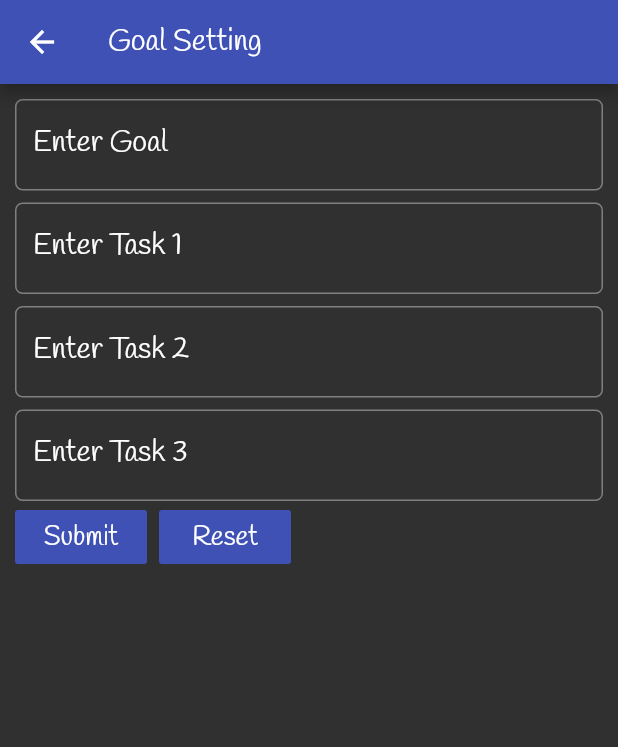
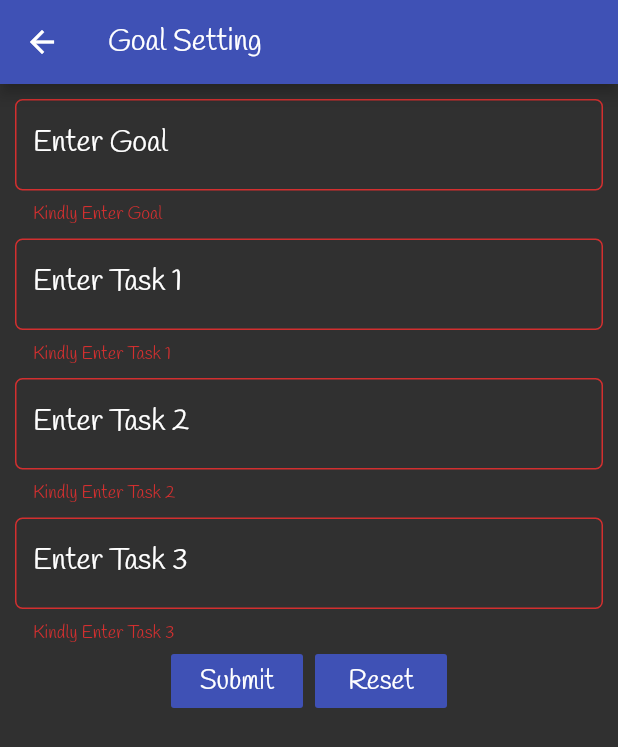
Before and after one commit to nkmwambs/youth_app_dart_flutter, a Flutter app: the GoalSettingForm screen opened by its route, after a tap on "Submit", on a phone screen of 412 x 824 dp. Shown: the top 747 px of the screen. Run offline on Flutter 3.47's test engine with Material 2 defaults, Android fonts, the phone set to English and light mode, and no system bars; our stand-ins replace awesome_dialog, get_it, google_fonts.

Commit message:
Implemented picking the values from TextEditingControllers and rest button

```diff
--- a/lib/screens/goal_setting_form.dart
+++ b/lib/screens/goal_setting_form.dart
@@ -9,81 +9,96 @@ class GoalSettingForm extends StatefulWidget {
 class _GoalSettingFormState extends State<GoalSettingForm> {
   final _formKey = GlobalKey<FormState>();
 
-  TextEditingController _goalTxtBox= TextEditingController();
+  final _goalTxtBox = TextEditingController();
 
-  TextEditingController _taskOne= TextEditingController();
+  final _taskOne = TextEditingController();
 
-  TextEditingController _taskTwo= TextEditingController();
+  final _taskTwo = TextEditingController();
 
-  TextEditingController _taskThree= TextEditingController();
+  final _taskThree = TextEditingController();
 
   @override
   Widget build(BuildContext context) {
     return Scaffold(
         appBar: AppBar(title: Text('Goal Setting')),
-        body: Padding(
+        body: SingleChildScrollView(
+          //helps avoid widget overflow
+          child: Padding(
             padding: const EdgeInsets.all(10.0),
             child: Form(
                 key: _formKey,
                 child: Column(children: <Widget>[
+                  _drawFormTextBox('Enter Goal', _goalTxtBox), //Goal Field
+                  SizedBox(height: 8.0),
 
-                _drawFormTextBox('Enter Goal', _goalTxtBox),//Goal Field
-                 SizedBox(height:8.0),
+                  _drawFormTextBox('Enter Task 1', _taskOne), //Task 1
+                  SizedBox(height: 8.0),
 
-                _drawFormTextBox('Enter Task 1', _taskOne),//Task 1
-                SizedBox(height:8.0),
+                  _drawFormTextBox('Enter Task 2', _taskTwo), //Task 2
+                  SizedBox(height: 8.0),
 
-                _drawFormTextBox('Enter Task 2', _taskTwo),//Task 2
-                SizedBox(height:8.0),
+                  _drawFormTextBox('Enter Task 3', _taskThree), //Task 3
 
-                _drawFormTextBox('Enter Task 3', _taskThree),//Task 3
-
-                Row(children: <Widget>[
-                  _drawButton('Submit',_submit),
-                  SizedBox(width:8.0),
-                  _drawButton('Reset',_reset),
-
-                  ],)
-
-
-
-
-
-
+                  Row(
+                    mainAxisAlignment: MainAxisAlignment.center,
+                    children: <Widget>[
+                      _drawButton('Submit', _submit),
+                      SizedBox(width: 8.0),
+                      _drawButton('Reset', _reset),
+                    ],
+                  )
                 ])),
+          ),
         ));
   }
+
 //Draw Text Boxes for Goals and Tasks
-  Widget _drawFormTextBox(String txtBoxLabel, TextEditingController txtEditingController) {
-
-
+  Widget _drawFormTextBox(
+      String txtBoxLabel, TextEditingController txtEditingController) {
     return TextFormField(
       validator: (value) => value.isEmpty ? 'Kindly $txtBoxLabel' : null,
       controller: txtEditingController,
+      //onChanged: (text) =>print(text),
       // style: TextStyle(color: Colors.yellow, fontSize: 20.0),
       decoration: InputDecoration(
         labelText: txtBoxLabel,
         labelStyle: TextStyle(color: Colors.white, fontSize: 20.0),
         //hintText: 'Enter Goal',
         border: OutlineInputBorder(borderRadius: BorderRadius.circular(5.0)),
-
       ),
     );
   }
 
-  Widget _drawButton(String btnText, Function() fun ){
+  Widget _drawButton(String btnText, Function() submitOrRestForm) {
     return FlatButton(
-                             onPressed: ()=>fun(),
-                             child: Text(btnText, style:TextStyle(color:Colors.white,fontSize:18)),
+      onPressed: () => submitOrRestForm(),
+      child: Text(btnText, style: TextStyle(color: Colors.white, fontSize: 18)),
       color: Colors.indigo,
     );
   }
 
-  void _submit(){
-    print('Submitted');
+  void _submit() {
+    if (_formKey.currentState.validate()) {
+      _formKey.currentState.save();
+      print(_goalTxtBox.text);
+      print(_taskOne.text);
+      print(_taskTwo.text);
+      print(_taskThree.text);
+
+      //Call the API to pick values to Goal Table( ID=GoalID, GoalName=Goal1, Student_FK_id,GoalStatus, goalperiodId)
+      //Call this to task to Task Table(GoalFKID, taskID, Taskname)
+      //Navigate to the 'add another goal
+
+    }
   }
 
-  void _reset(){
-    print('Reset');
+  void _reset() {
+    setState(() {
+      _goalTxtBox.text = '';
+      _goalTxtBox.text = '';
+      _taskOne.text = '';
+      _taskTwo.text = '';
+      _taskThree.text = '';
+    });
   }
 }
```
Lines whose indentation alone changed are shown as unchanged.
